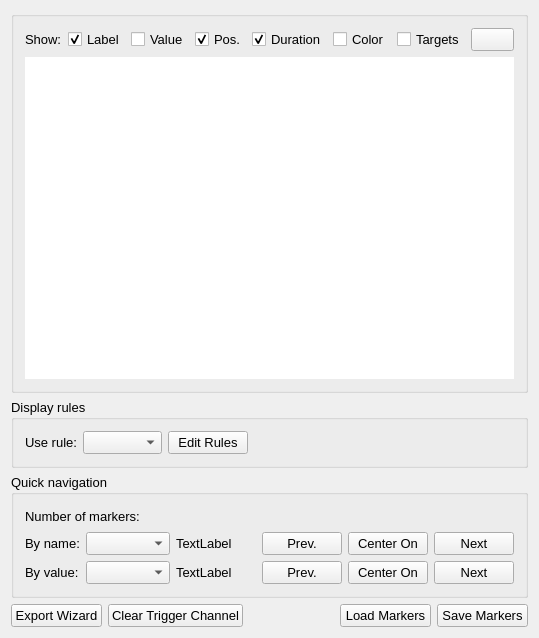
Old version of the form src/AnyWave/Marker/AwMarkerManagerSettings.ui in the repository HIP-infrastructure/anywave-code.
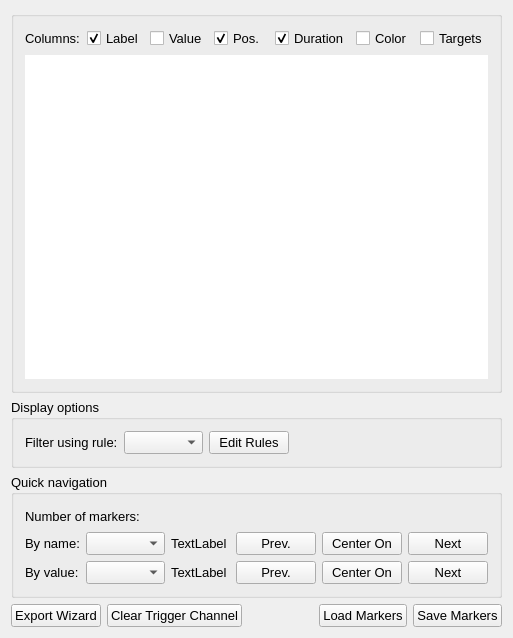
New version of the form. Icons and pictures are not drawn. Custom widgets are drawn as their Qt base class.

Commit message:
At last ! The Markers UI Dock Widget will no longer get resized each time the user edit a cell in the table view.
New flags for AwBaseSignalView

Diff of the .ui file:
```diff
--- a/src/AnyWave/Marker/AwMarkerManagerSettings.ui
+++ b/src/AnyWave/Marker/AwMarkerManagerSettings.ui
@@ -11,7 +11,7 @@
    </rect>
   </property>
   <property name="sizePolicy">
-   <sizepolicy hsizetype="Preferred" vsizetype="Preferred">
+   <sizepolicy hsizetype="Expanding" vsizetype="Expanding">
     <horstretch>0</horstretch>
     <verstretch>0</verstretch>
    </sizepolicy>
@@ -42,6 +42,9 @@
     <normaloff>:/images/AnyWave_logo.jpg</normaloff>:/images/AnyWave_logo.jpg</iconset>
   </property>
   <layout class="QVBoxLayout" name="verticalLayout">
+   <property name="sizeConstraint">
+    <enum>QLayout::SetDefaultConstraint</enum>
+   </property>
    <item>
     <widget class="QGroupBox" name="groupBox">
      <property name="sizePolicy">
@@ -53,15 +56,17 @@
      <property name="title">
       <string/>
      </property>
-     <layout class="QGridLayout" name="gridLayout_4">
-      <item row="0" column="0">
+     <layout class="QVBoxLayout" name="verticalLayout_2">
+      <item>
+       <layout class="QHBoxLayout" name="horizontalLayout_3">
+        <item>
        <widget class="QLabel" name="label_5">
         <property name="text">
-         <string>Show:</string>
+           <string>Columns:</string>
         </property>
        </widget>
       </item>
-      <item row="0" column="1">
+        <item>
        <widget class="QCheckBox" name="checkLabel">
         <property name="text">
          <string>Label</string>
@@ -71,14 +76,14 @@
         </property>
        </widget>
       </item>
-      <item row="0" column="2">
+        <item>
        <widget class="QCheckBox" name="checkValue">
         <property name="text">
          <string>Value</string>
         </property>
        </widget>
       </item>
-      <item row="0" column="3">
+        <item>
        <widget class="QCheckBox" name="checkPos">
         <property name="text">
          <string>Pos.</string>
@@ -88,7 +93,7 @@
         </property>
        </widget>
       </item>
-      <item row="0" column="4">
+        <item>
        <widget class="QCheckBox" name="checkDuration">
         <property name="text">
          <string>Duration</string>
@@ -98,41 +103,23 @@
         </property>
        </widget>
       </item>
-      <item row="0" column="5">
+        <item>
        <widget class="QCheckBox" name="checkColor">
         <property name="text">
          <string>Color</string>
         </property>
        </widget>
       </item>
-      <item row="0" column="6">
+        <item>
        <widget class="QCheckBox" name="checkTargets">
         <property name="text">
          <string>Targets</string>
         </property>
        </widget>
       </item>
-      <item row="0" column="7">
-       <widget class="QPushButton" name="buttonHisto">
-        <property name="toolTip">
-         <string>Markers statistics</string>
-        </property>
-        <property name="text">
-         <string/>
-        </property>
-        <property name="icon">
-         <iconset resource="../../../resources/AnyWave.qrc">
-          <normaloff>:/images/histogram.png</normaloff>:/images/histogram.png</iconset>
-        </property>
-        <property name="iconSize">
-         <size>
-          <width>32</width>
-          <height>32</height>
-         </size>
-        </property>
-       </widget>
+       </layout>
       </item>
-      <item row="1" column="0" colspan="8">
+      <item>
        <widget class="AwMarkerTableView" name="tvMarkers">
         <property name="sizePolicy">
          <sizepolicy hsizetype="Minimum" vsizetype="Expanding">
@@ -214,7 +201,7 @@
       </sizepolicy>
      </property>
      <property name="title">
-      <string>Display rules</string>
+      <string>Display options</string>
      </property>
      <layout class="QHBoxLayout" name="horizontalLayout_2">
       <item>
@@ -226,7 +213,7 @@
          </sizepolicy>
         </property>
         <property name="text">
-         <string>Use rule:</string>
+         <string>Filter using rule:</string>
         </property>
         <property name="scaledContents">
          <bool>true</bool>
```
Lines whose indentation alone changed are shown as unchanged. The commit also changes 10 other files.
